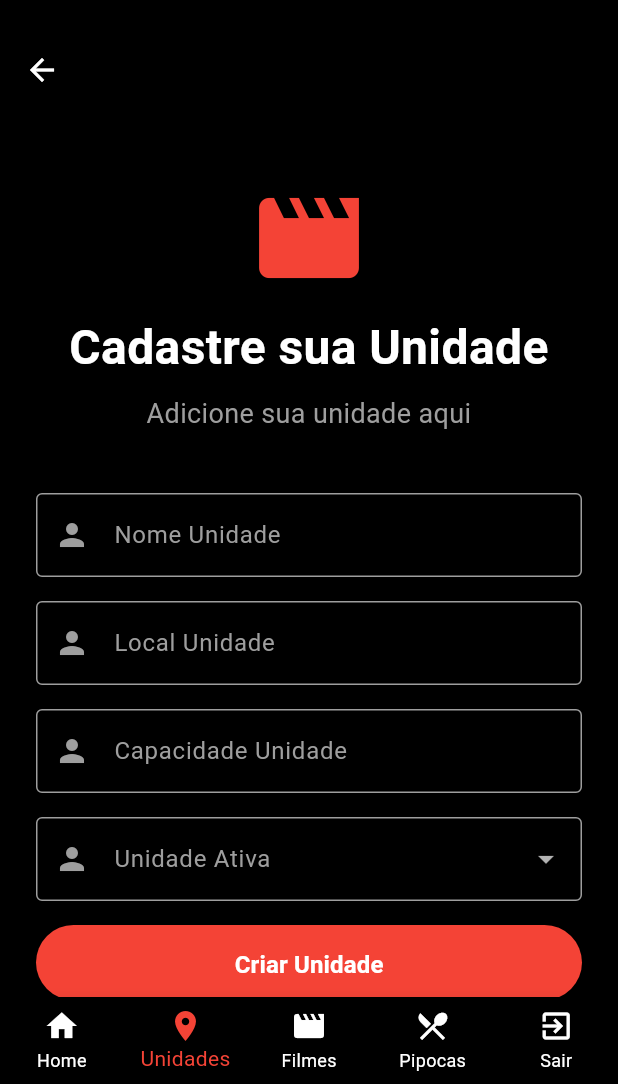
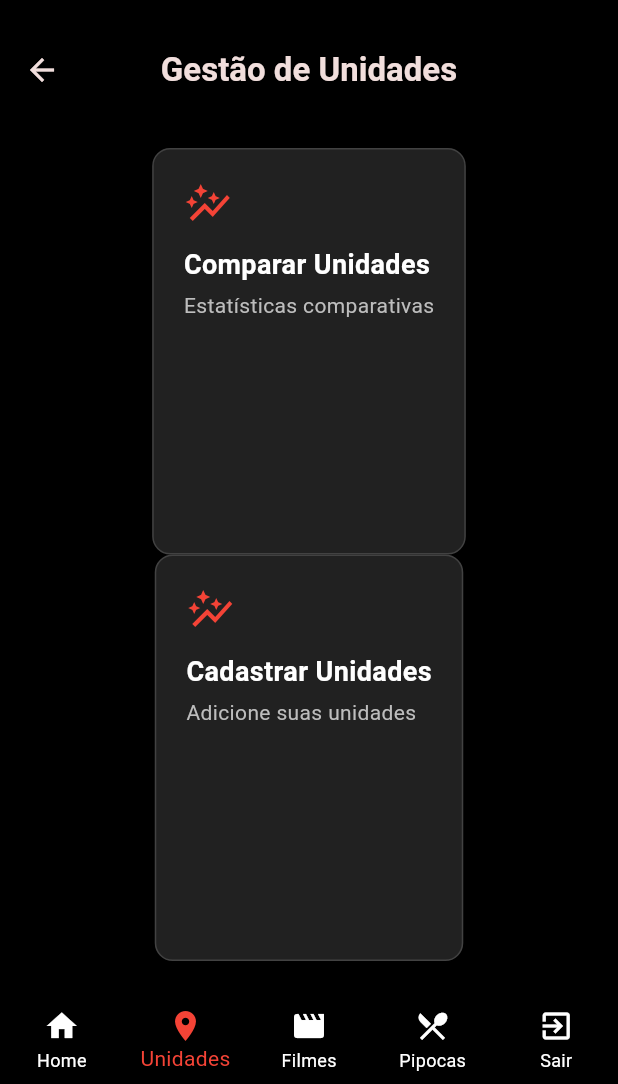
Before and after one commit to Lu-CLopes/cinestatapp, a Flutter app: the MainScreen screen opened by its route, item 2 of the bottom bar chosen, on a phone screen of 412 x 824 dp, the part 152-1236 px from its top. Run offline on Flutter 3.47's test engine with Material 3 defaults, Android fonts, the phone set to English and light mode, and no system bars; our stand-ins replace firebase_auth, firebase_core, fl_chart; missing offline and left inert: firebase_data_connect; accounts and stored records are empty.

Commit message:
front-compare_unit + front-home_unit

```diff
--- /dev/null
+++ b/lib/view/home_units_page.dart
@@ -0,0 +1,143 @@
+import 'package:flutter/material.dart';
+import 'compare_units_page.dart';
+import 'unit_page.dart';
+
+class HomeUnitsPage extends StatefulWidget {
+  //final void Function(int) onNavigate;
+
+  const HomeUnitsPage({super.key});
+
+  @override
+  State<HomeUnitsPage> createState() => _HomeUnitsPageState();
+}
+
+class _HomeUnitsPageState extends State<HomeUnitsPage> {
+  void _navigateToCompare() {
+    Navigator.push(
+      context,
+      MaterialPageRoute(builder: (context) => const CompareUnitsPage()),
+    );
+  }
+
+  void _navigateToRegister() {
+    Navigator.push(
+      context,
+      MaterialPageRoute(builder: (context) => const UnidadePage()),
+    );
+  }
+
+  @override
+  Widget build(BuildContext context) {
+    return Scaffold(
+      appBar: AppBar(
+        title: const Text(
+          'Gestão de Unidades',
+          style: TextStyle(fontWeight: FontWeight.bold),
+        ),
+        backgroundColor: Colors.black,
+        centerTitle: true,
+      ),
+      body: Center(
+        child: Padding(
+          padding: const EdgeInsets.all(24.0),
+          child: Column(
+            mainAxisAlignment: MainAxisAlignment.center,
+            children: [
+              Expanded(
+                child: _buildOptionCard(
+                  context,
+                  icon: Icons.auto_graph,
+                  title: 'Comparar Unidades',
+                  description: 'Estatísticas comparativas',
+                  color: Colors.red,
+                  onTap: () => _navigateToCompare(),
+                ),
+              ),
+              const SizedBox(width: 16),
+              Expanded(
+                child: _buildOptionCard(
+                  context,
+                  icon: Icons.auto_graph,
+                  title: 'Cadastrar Unidades',
+                  description: 'Adicione suas unidades',
+                  color: Colors.red,
+                  onTap: () => _navigateToRegister(),
+                ),
+              ),
+            ],
+          ),
+        ),
+      ),
+    );
+  }
+
+  Widget _buildMainButton({
+    required IconData icon,
+    required String label,
+    required Color color,
+    required VoidCallback onPressed,
+  }) {
+    return SizedBox(
+      width: double.infinity,
+      child: ElevatedButton.icon(
+        onPressed: onPressed,
+        icon: Icon(icon, size: 28),
+        label: Padding(
+          padding: const EdgeInsets.symmetric(vertical: 16.0),
+          child: Text(
+            label,
+            style: const TextStyle(fontSize: 18, fontWeight: FontWeight.w600),
+          ),
+        ),
+        style: ElevatedButton.styleFrom(
+          backgroundColor: color,
+          shape: RoundedRectangleBorder(
+            borderRadius: BorderRadius.circular(14),
+          ),
+          elevation: 4,
+        ),
+      ),
+    );
+  }
+}
+
+Widget _buildOptionCard(
+  BuildContext context, {
+  required IconData icon,
+  required String title,
+  required String description,
+  required Color color,
+  required VoidCallback onTap,
+}) {
+  return InkWell(
+    onTap: onTap,
+    child: Container(
+      padding: const EdgeInsets.all(20),
+      decoration: BoxDecoration(
+        color: Colors.grey[900],
+        borderRadius: BorderRadius.circular(12),
+        border: Border.all(color: Colors.grey[800]!, width: 1),
+      ),
+      child: Column(
+        crossAxisAlignment: CrossAxisAlignment.start,
+        children: [
+          Icon(icon, color: color, size: 32),
+          const SizedBox(height: 12),
+          Text(
+            title,
+            style: const TextStyle(
+              color: Colors.white,
+              fontSize: 18,
+              fontWeight: FontWeight.bold,
+            ),
+          ),
+          const SizedBox(height: 4),
+          Text(
+            description,
+            style: TextStyle(color: Colors.grey[400], fontSize: 14),
+          ),
+        ],
+      ),
+    ),
+  );
+}
--- a/lib/view/main_screen.dart
+++ b/lib/view/main_screen.dart
@@ -1,8 +1,9 @@
 import 'package:cinestatapp/view/home_filmes_page.dart';
+import 'package:cinestatapp/view/home_units_page.dart';
 import 'package:flutter/material.dart';
 import 'package:firebase_auth/firebase_auth.dart';
 import '../wave_clipper.dart';
-import 'unit_page.dart';
+import 'home_units_page.dart';
 import 'pipocas_page.dart';
 import 'audience_page.dart';
 
@@ -29,7 +30,7 @@ class _MainScreenState extends State<MainScreen> {
           });
         },
       ),
-      const UnidadePage(),
+      const HomeUnitsPage(),
       const HomeFilmesPage(),
       const PipocasPage(),
       const AudiencePage(),
@@ -232,6 +233,7 @@ class HomeScreen extends StatelessWidget {
                     onTap: () => onNavigate(3),
                   ),
                 ),
+                const SizedBox(width: 16),
                 Expanded(
                   child: _buildOptionCard(
                     context,
--- a/pubspec.yaml
+++ b/pubspec.yaml
@@ -15,6 +15,7 @@ dependencies:
   #firebase: ^9.0.3
   firebase_core: ^4.1.1
   firebase_data_connect: ^0.2.1+1
+  fl_chart: ^0.69.0
 
 dev_dependencies:
   flutter_test:
```
Also changed, not shown: lib/view/compare_units_page.dart (added, +244 -0 lines), pubspec.lock.
